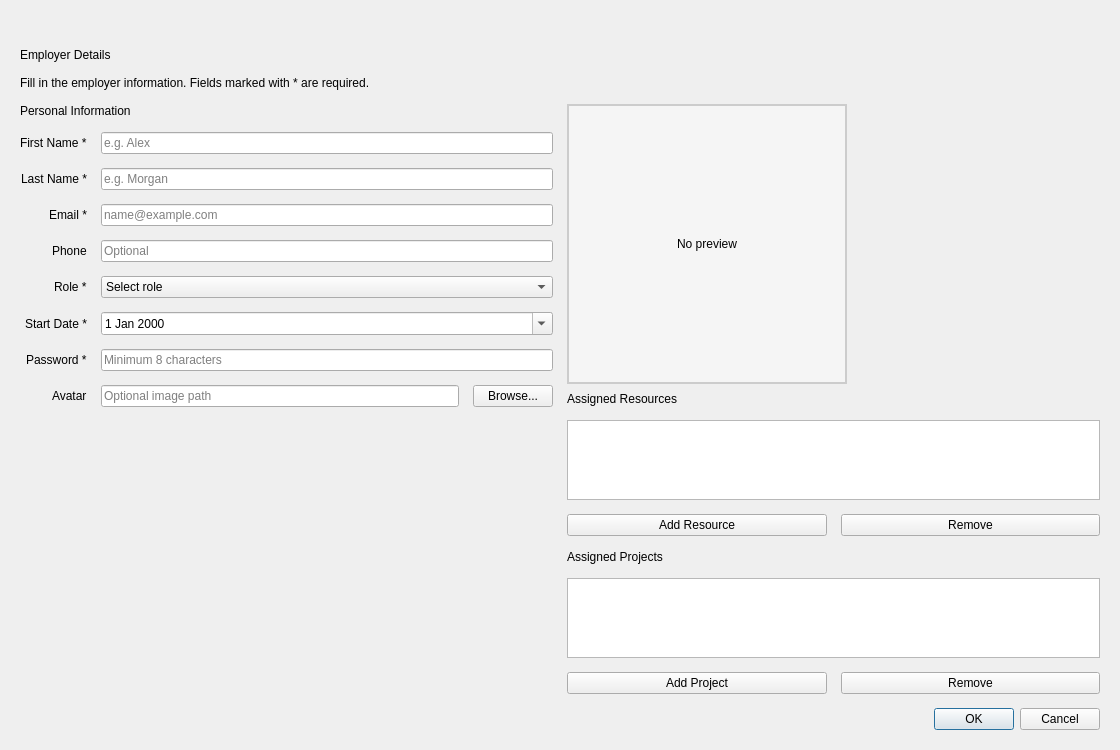
2A31ProjetCpp2526/2a31-create-teams-smart-digital-content-creation-studio, file ui/employerform.ui: the form before one commit.
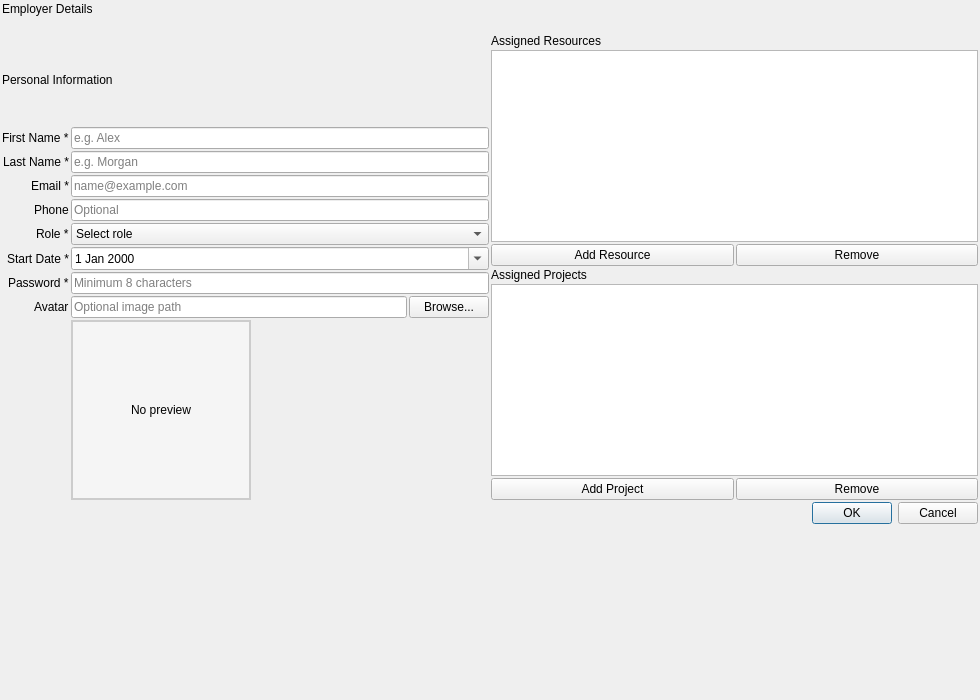
The form after the commit.

Commit message:
chore(ui): compact EmployerForm and employee table
- Reduce EmployerForm spacing and margins for better fit
- Make table rows compact and improve column widths for readability
- Add avatar thumbnail + large tooltip preview; ensure compact thumbnail styling
- Adjust avatar preview/thumbnail sizing and add QSize include

```diff
--- a/ui/employerform.ui
+++ b/ui/employerform.ui
@@ -4,16 +4,16 @@
  <widget class="QDialog" name="EmployerForm">
   <property name="geometry">
    <rect>
-    <x>100</x>
-    <y>75</y>
-    <width>1120</width>
-    <height>750</height>
+        <x>120</x>
+        <y>60</y>
+        <width>980</width>
+        <height>700</height>
    </rect>
   </property>
   <property name="minimumSize">
    <size>
-    <width>1000</width>
-    <height>720</height>
+        <width>900</width>
+        <height>680</height>
    </size>
   </property>
   <property name="windowTitle">
@@ -21,20 +21,30 @@
   </property>
   <layout class="QVBoxLayout" name="verticalLayout">
    <property name="spacing">
-    <number>14</number>
+     <number>2</number>
    </property>
    <property name="leftMargin">
-    <number>20</number>
+     <number>2</number>
    </property>
    <property name="topMargin">
-    <number>20</number>
+     <number>2</number>
    </property>
    <property name="rightMargin">
-    <number>20</number>
+     <number>2</number>
    </property>
    <property name="bottomMargin">
-    <number>20</number>
-   </property>
+     <number>2</number>
+    </property>
+   <item>
+    <widget class="QLabel" name="titleLabel">
+     <property name="text">
+      <string>Employer Details</string>
+     </property>
+     <property name="alignment">
+      <set>Qt::AlignmentFlag::AlignLeading|Qt::AlignmentFlag::AlignLeft|Qt::AlignmentFlag::AlignVCenter</set>
+     </property>
+    </widget>
+   </item>
    <item>
     <widget class="QLabel" name="errorLabel">
      <property name="styleSheet">
@@ -51,26 +61,6 @@
      </property>
     </widget>
    </item>
-   <item>
-    <widget class="QLabel" name="titleLabel">
-     <property name="text">
-      <string>Employer Details</string>
-     </property>
-     <property name="alignment">
-      <set>Qt::AlignmentFlag::AlignLeading|Qt::AlignmentFlag::AlignLeft|Qt::AlignmentFlag::AlignVCenter</set>
-     </property>
-    </widget>
-   </item>
-   <item>
-    <widget class="QLabel" name="introLabel">
-     <property name="text">
-      <string>Fill in the employer information. Fields marked with * are required.</string>
-     </property>
-     <property name="wordWrap">
-      <bool>true</bool>
-     </property>
-    </widget>
-   </item>
    <item>
     <layout class="QHBoxLayout" name="mainLayout">
      <item>
@@ -243,37 +233,18 @@
            </item>
           </layout>
          </item>
-        </layout>
-       </item>
-       <item>
-        <spacer name="verticalSpacer">
-         <property name="orientation">
-          <enum>Qt::Orientation::Vertical</enum>
-         </property>
-         <property name="sizeHint" stdset="0">
-          <size>
-           <width>20</width>
-           <height>40</height>
-          </size>
-         </property>
-        </spacer>
-       </item>
-      </layout>
-     </item>
-     <item>
-      <layout class="QVBoxLayout" name="avatarLayout_2">
-       <item>
+         <item row="8" column="1">
         <widget class="QLabel" name="avatarPreviewLabel">
          <property name="minimumSize">
           <size>
-           <width>280</width>
-           <height>280</height>
+           <width>180</width>
+           <height>180</height>
           </size>
          </property>
          <property name="maximumSize">
           <size>
-           <width>280</width>
-           <height>280</height>
+           <width>180</width>
+           <height>180</height>
           </size>
          </property>
          <property name="styleSheet">
@@ -290,6 +261,12 @@
          </property>
         </widget>
        </item>
+        </layout>
+       </item>
+      </layout>
+     </item>
+     <item>
+      <layout class="QVBoxLayout" name="avatarLayout_2">
        <item>
         <widget class="QLabel" name="resourceLabel">
          <property name="text">
@@ -301,8 +278,8 @@
         <widget class="QListWidget" name="resourceListWidget">
          <property name="minimumSize">
           <size>
-           <width>280</width>
-           <height>80</height>
+      <width>220</width>
+      <height>90</height>
           </size>
          </property>
         </widget>
@@ -336,8 +313,8 @@
         <widget class="QListWidget" name="projectListWidget">
          <property name="minimumSize">
           <size>
-           <width>280</width>
-           <height>80</height>
+      <width>220</width>
+      <height>90</height>
           </size>
          </property>
         </widget>
@@ -374,6 +351,32 @@
      </property>
     </widget>
    </item>
+   <item>
+    <spacer name="verticalSpacer_3">
+     <property name="orientation">
+      <enum>Qt::Orientation::Vertical</enum>
+     </property>
+     <property name="sizeHint" stdset="0">
+      <size>
+       <width>20</width>
+       <height>40</height>
+      </size>
+     </property>
+    </spacer>
+   </item>
+   <item>
+    <spacer name="verticalSpacer_2">
+     <property name="orientation">
+      <enum>Qt::Orientation::Vertical</enum>
+     </property>
+     <property name="sizeHint" stdset="0">
+      <size>
+       <width>20</width>
+       <height>40</height>
+      </size>
+     </property>
+    </spacer>
+   </item>
   </layout>
  </widget>
  <resources/>
```
Lines whose indentation alone changed are shown as unchanged. The commit also changes 3 other files.
